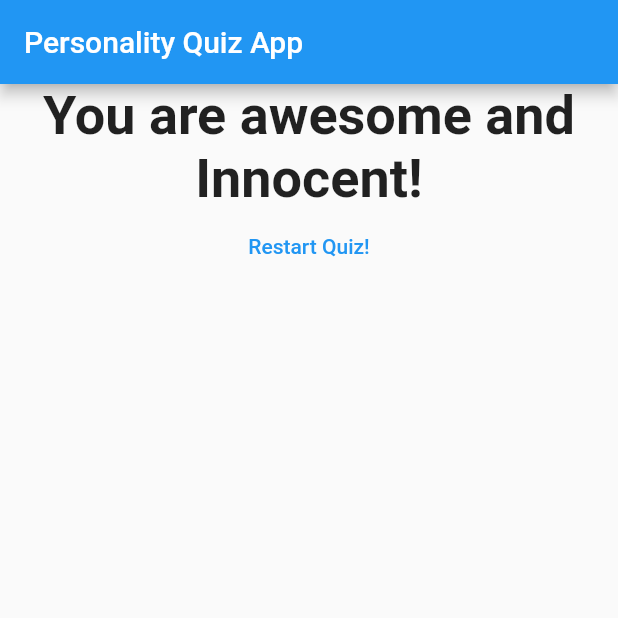
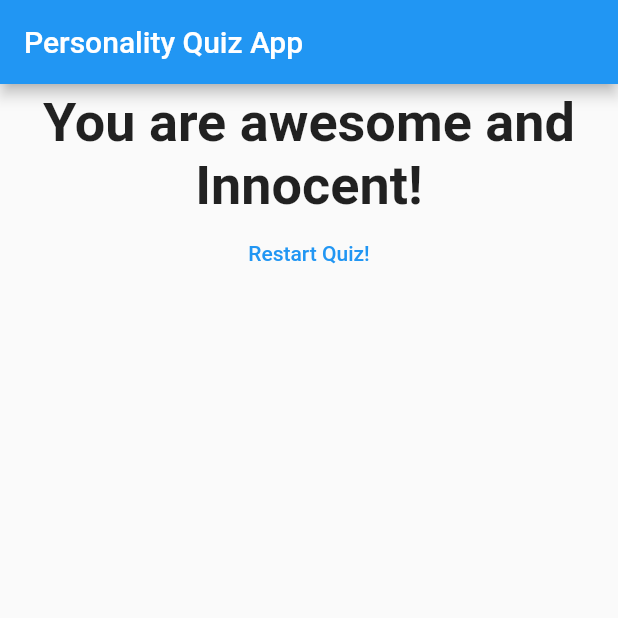
Before and after one commit to joneldominic/uc_quiz_app, a Flutter app: the screen it shows after launch, after a tap on "Black", after a tap on "Snake", after a tap on "Regis", on a phone screen of 412 x 824 dp, the top half of it. Run offline on Flutter 3.47's test engine with Material 2 defaults, Android fonts, the phone set to English and light mode, and no system bars.

Commit message:
Align Fixed...

```diff
--- a/lib/result.dart
+++ b/lib/result.dart
@@ -24,7 +24,9 @@ class Result extends StatelessWidget {
 
   @override
   Widget build(BuildContext context) {
-    return Center(
+    return Container(
+      margin: const EdgeInsets.only(top: 5.0),
+      alignment: Alignment.center,
       child: Column(
         children: [
           Text(
```
